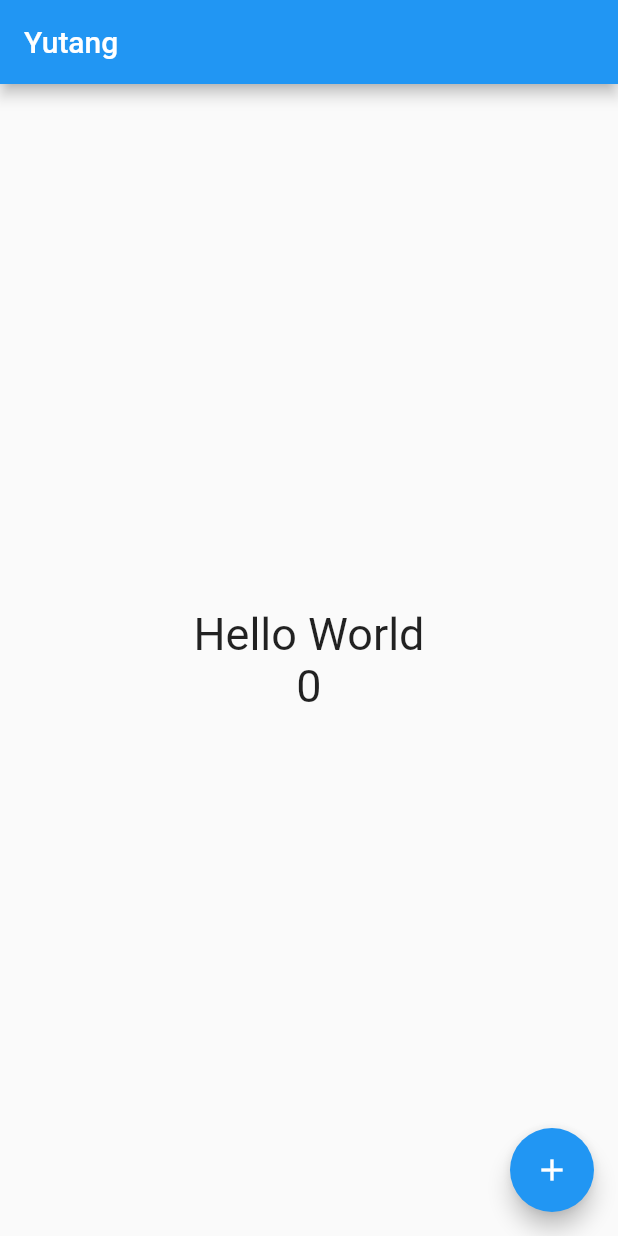
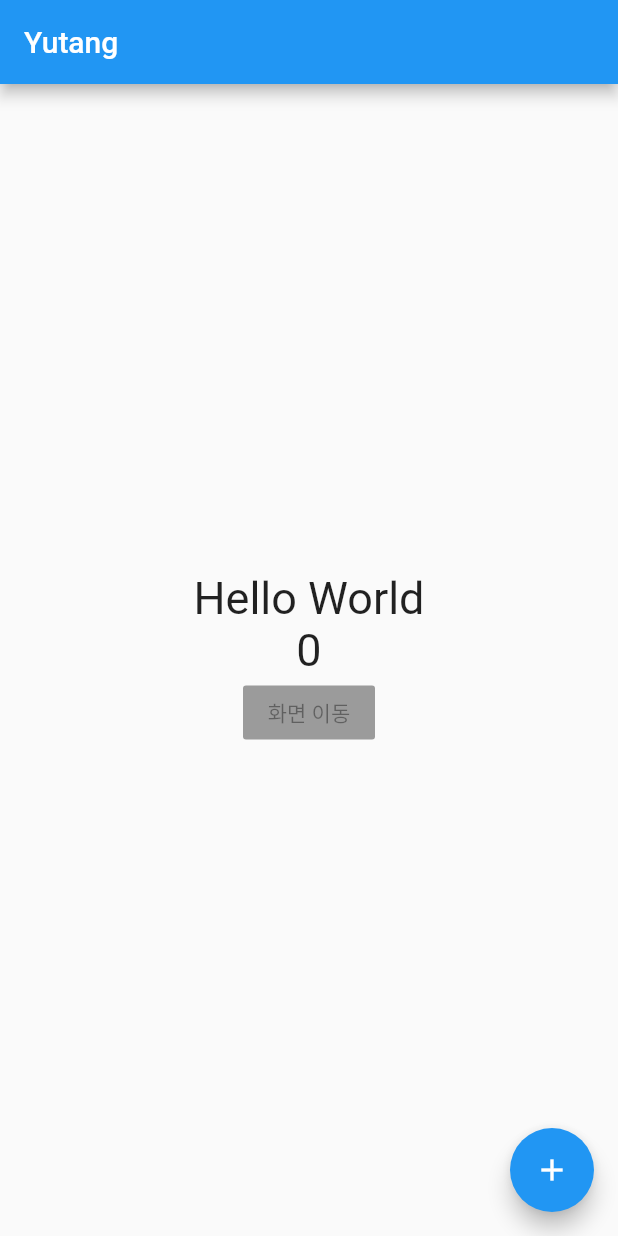
Before and after one commit to rekafekili/MobileProgramming, a Flutter app: the screen it shows after launch, on a phone screen of 412 x 824 dp. Run offline on Flutter 3.47's test engine with Material 2 defaults, Android fonts, the phone set to English and light mode, and no system bars.

```diff
--- a/flutter_app/lib/main.dart
+++ b/flutter_app/lib/main.dart
@@ -4,6 +4,7 @@ void main() {
   runApp(MyApp());
 }
 
+// 미리보기 : https://flutterstudio.app/
 // HotReload -> 저장하면 자동으로 변경된 앱을 띄워준다.
 class MyApp extends StatelessWidget {
   // This widget is the root of your application.
@@ -44,7 +45,9 @@ class _HelloPageState extends State<HelloPage> {
               mainAxisAlignment:  MainAxisAlignment.center,
               children: <Widget>[
                 Text(_message, style: TextStyle(fontSize: 30)),
-                Text("$_count", style: TextStyle(fontSize: 30))
+                Text("$_count", style: TextStyle(fontSize: 30)),
+                RaisedButton(
+                    child: Text("화면 이동")),
           ],
         )));
   }
```
